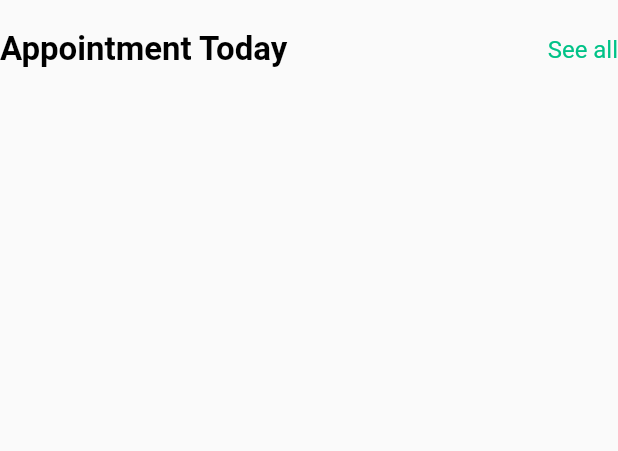
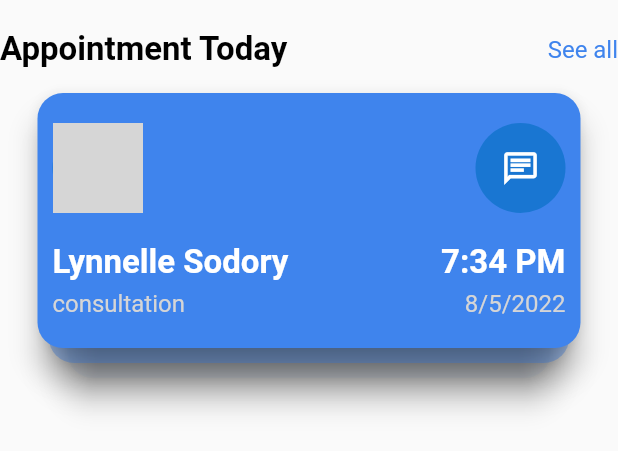
Before and after one commit to Piyushhhhh/medical_consultation, a Flutter app: the AppointmentDashboardWidget widget shown alone on an empty page, opened directly, on a phone screen of 412 x 824 dp. Shown: the top 451 px of the screen. Run offline on Flutter 3.47's test engine with Material 2 defaults, Android fonts, the phone set to English and light mode, and no system bars; network calls fail; grey boxes are pictures that could not be loaded.

Commit message:
added dashboard widgets

```diff
--- a/lib/constants/colors.dart
+++ b/lib/constants/colors.dart
@@ -3,15 +3,15 @@ import 'package:flutter/material.dart';
 class AppColors {
   static bool isLightMode = true;
 
-  static Color primary() => const Color(0xFF21CE99);
+  static Color primary() => const Color(0xFF3f84ed);
   static Color accent() => const Color(0xFFF5AC6E);
-  static Color positive() => const Color(0xFF00C287);
+  static Color positive() => primary();
   static Color negative() => const Color(0xFFEA394E);
 
   static Color text({bool? lightMode}) =>
       lightMode ?? AppColors.isLightMode ? Colors.black : Colors.white;
   static Color fadeText({bool? lightMode}) => lightMode ?? AppColors.isLightMode
-      ? const Color(0xFF49494D)
+      ? const Color.fromARGB(255, 213, 213, 214)
       : const Color(0xFFA8A8A8);
   static Color background({bool? lightMode}) =>
       lightMode ?? AppColors.isLightMode
--- a/lib/dashboard/screens/dashboard_screen.dart
+++ b/lib/dashboard/screens/dashboard_screen.dart
@@ -1,8 +1,9 @@
 import 'package:flutter/material.dart';
 import 'package:medical_consultation/dashboard/widgets/appointments.dart';
 import 'package:medical_consultation/dashboard/widgets/dashboard_title.dart';
-import 'package:medical_consultation/dashboard/widgets/search_consulation.dart';
+import 'package:medical_consultation/dashboard/widgets/search_consultion.dart';
 import 'package:medical_consultation/dashboard/widgets/top_buttons.dart';
+import 'package:medical_consultation/dashboard/widgets/top_doctors.dart';
 
 class DashboardScreen extends StatefulWidget {
   const DashboardScreen({super.key});
@@ -25,7 +26,8 @@ class _DashboardScreenState extends State<DashboardScreen> {
               DashboardTitle(),
               SearchConsultaionField(),
               TopButtons(),
-              AppointmentDashboardWidget()
+              AppointmentDashboardWidget(),
+              TopDoctors(),
             ],
           ),
         ),
--- /dev/null
+++ b/lib/dashboard/widgets/appointment_card.dart
@@ -0,0 +1,122 @@
+import 'package:flutter/material.dart';
+import 'package:medical_consultation/constants/colors.dart';
+import 'package:medical_consultation/constants/text_styles.dart';
+import 'package:medical_consultation/data/appointments_mock.dart';
+
+class AppionmentStackCard extends StatefulWidget {
+  const AppionmentStackCard({super.key});
+
+  @override
+  State<AppionmentStackCard> createState() => _AppionmentStackCardState();
+}
+
+class _AppionmentStackCardState extends State<AppionmentStackCard> {
+  @override
+  Widget build(BuildContext context) {
+    return SizedBox(
+      height: 220,
+      child: Stack(
+        alignment: Alignment.center,
+        children: <Widget>[
+          Positioned(
+            bottom: 20,
+            child: Card(
+              elevation: 8,
+              color: AppColors.primary().withOpacity(0.05),
+              shape: RoundedRectangleBorder(
+                  borderRadius: BorderRadius.circular(17)),
+              child: SizedBox(
+                height: 170,
+                width: MediaQuery.of(context).size.width - 90,
+              ),
+            ),
+          ),
+          Positioned(
+            bottom: 30,
+            child: Card(
+              elevation: 8,
+              color: AppColors.primary().withOpacity(0.4),
+              shape: RoundedRectangleBorder(
+                  borderRadius: BorderRadius.circular(17)),
+              child: SizedBox(
+                height: 170,
+                width: MediaQuery.of(context).size.width - 65,
+              ),
+            ),
+          ),
+          Positioned(
+            bottom: 40,
+            child: Card(
+              elevation: 8,
+              color: AppColors.primary(),
+              shape: RoundedRectangleBorder(
+                  borderRadius: BorderRadius.circular(17)),
+              child: SizedBox(
+                height: 170,
+                width: MediaQuery.of(context).size.width - 50,
+                child: Padding(
+                  padding:
+                      const EdgeInsets.symmetric(horizontal: 10, vertical: 10),
+                  child: Column(
+                    mainAxisAlignment: MainAxisAlignment.center,
+                    crossAxisAlignment: CrossAxisAlignment.center,
+                    children: [
+                      Row(
+                        mainAxisAlignment: MainAxisAlignment.spaceBetween,
+                        children: [
+                          CircleAvatar(
+                            radius: 30,
+                            backgroundImage: NetworkImage(
+                              userAppointment.last.doctorImage ?? '',
+                            ),
+                          ),
+                          const CircleAvatar(
+                            radius: 30,
+                            child: Icon(
+                              Icons.chat_outlined,
+                              size: 26,
+                            ),
+                          )
+                        ],
+                      ),
+                      const SizedBox(
+                        height: 20,
+                      ),
+                      Row(
+                        mainAxisAlignment: MainAxisAlignment.spaceBetween,
+                        children: [
+                          Text(
+                            userAppointment.last.doctorName ?? '',
+                            style: TextStyles.semibold22
+                                .copyWith(color: Colors.white),
+                          ),
+                          Text(
+                            userAppointment.last.appointmentTime ?? '',
+                            style: TextStyles.semibold22
+                                .copyWith(color: Colors.white),
+                          ),
+                        ],
+                      ),
+                      const SizedBox(
+                        height: 5,
+                      ),
+                      Row(
+                        mainAxisAlignment: MainAxisAlignment.spaceBetween,
+                        children: [
+                          Text(userAppointment.last.reason ?? '',
+                              style: TextStyles.regular16.withFadeText()),
+                          Text(userAppointment.last.appointmentDate ?? '',
+                              style: TextStyles.regular16.withFadeText()),
+                        ],
+                      ),
+                    ],
+                  ),
+                ),
+              ),
+            ),
+          ),
+        ],
+      ),
+    );
+  }
+}
--- a/lib/dashboard/widgets/appointments.dart
+++ b/lib/dashboard/widgets/appointments.dart
@@ -1,17 +1,11 @@
 import 'package:flutter/material.dart';
 import 'package:medical_consultation/constants/colors.dart';
 import 'package:medical_consultation/constants/text_styles.dart';
+import 'package:medical_consultation/dashboard/widgets/appointment_card.dart';
 
-class AppointmentDashboardWidget extends StatefulWidget {
+class AppointmentDashboardWidget extends StatelessWidget {
   const AppointmentDashboardWidget({super.key});
 
-  @override
-  State<AppointmentDashboardWidget> createState() =>
-      _AppointmentDashboardWidgetState();
-}
-
-class _AppointmentDashboardWidgetState
-    extends State<AppointmentDashboardWidget> {
   @override
   Widget build(BuildContext context) {
     return Column(
@@ -35,7 +29,11 @@ class _AppointmentDashboardWidgetState
               ),
             ),
           ],
-        )
+        ),
+        const SizedBox(
+          height: 10,
+        ),
+        const AppionmentStackCard(),
       ],
     );
   }
--- /dev/null
+++ b/lib/data/appointments_mock.dart
@@ -0,0 +1,29 @@
+import 'package:medical_consultation/models/appointment.dart';
+
+final List<UserAppointment> userAppointment = [
+  UserAppointment(
+      appointmentId: 1,
+      doctorName: "Vitia Wrefford",
+      appointmentDate: "11/9/2022",
+      appointmentTime: "7:01 PM",
+      duration: 101,
+      reason: "follow-up",
+      notes:
+          "Maecenas tristique, est et tempus semper, est quam pharetra magna, ac consequat metus sapien ut nunc. Vestibulum ante ipsum primis in faucibus orci luctus et ultrices posuere cubilia Curae; Mauris viverra diam vitae quam. Suspendisse potenti.\n\nNullam porttitor lacus at turpis. Donec posuere metus vitae ipsum. Aliquam non mauris.\n\nMorbi non lectus. Aliquam sit amet diam in magna bibendum imperdiet. Nullam orci pede, venenatis non, sodales sed, tincidunt eu, felis.",
+      isConfirmed: false,
+      roomNumber: 32,
+      doctorImage: "https://robohash.org/idetexpedita.png?size=50x50&set=set1"),
+  UserAppointment(
+      appointmentId: 2,
+      doctorName: "Lynnelle Sodory",
+      appointmentDate: "8/5/2022",
+      appointmentTime: "7:34 PM",
+      duration: 65,
+      reason: "consultation",
+      notes:
+          "Quisque id justo sit amet sapien dignissim vestibulum. Vestibulum ante ipsum primis in faucibus orci luctus et ultrices posuere cubilia Curae; Nulla dapibus dolor vel est. Donec odio justo, sollicitudin ut, suscipit a, feugiat et, eros.\n\nVestibulum ac est lacinia nisi venenatis tristique. Fusce congue, diam id ornare imperdiet, sapien urna pretium nisl, ut volutpat sapien arcu sed augue. Aliquam erat volutpat.",
+      isConfirmed: true,
+      roomNumber: 20,
+      doctorImage:
+          "https://robohash.org/accusamusquisdoloribus.png?size=50x50&set=set1"),
+];
```
Also changed, not shown: lib/dashboard/widgets/top_doctors.dart (added, +113 -0 lines), lib/data/recomended_doctor.dart (added, +64 -0 lines), lib/models/appointment.dart (added, +52 -0 lines), lib/models/recomended_doctor.dart (added, +40 -0 lines), lib/dashboard/widgets/search_consultion.dart (renamed from lib/dashboard/widgets/search_consulation.dart).
